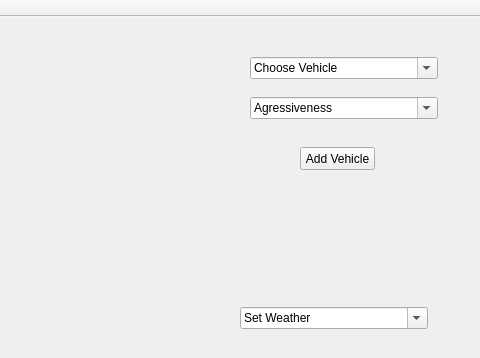
First picture: the form in mainwindow.ui, repository AlternatingCurrent/TrafficSimulator, before the edit; both pictures show x 680 to 1160 and y 0 to 358 of the 1160 by 623 pixel window.
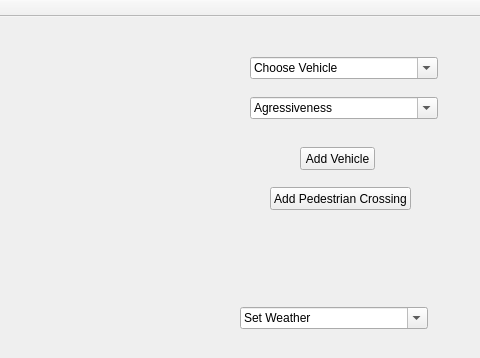
Second picture: the form after the edit.

```diff
--- a/mainwindow.ui
+++ b/mainwindow.ui
@@ -162,6 +162,19 @@
      <string>Agressiveness</string>
     </property>
    </widget>
+   <widget class="QPushButton" name="btnAddTrafficLightsPedestrianCrossing">
+    <property name="geometry">
+     <rect>
+      <x>950</x>
+      <y>170</y>
+      <width>141</width>
+      <height>23</height>
+     </rect>
+    </property>
+    <property name="text">
+     <string>Add Pedestrian Crossing</string>
+    </property>
+   </widget>
   </widget>
   <widget class="QMenuBar" name="menuBar">
    <property name="geometry">
```
